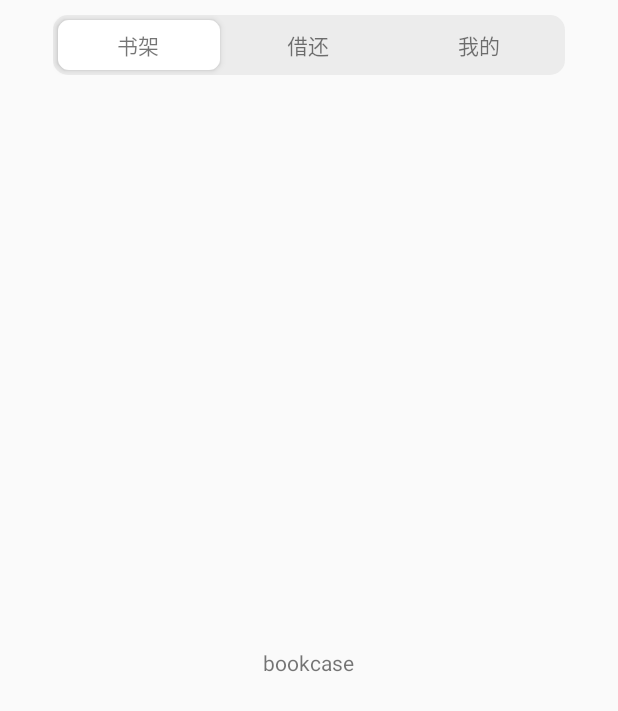
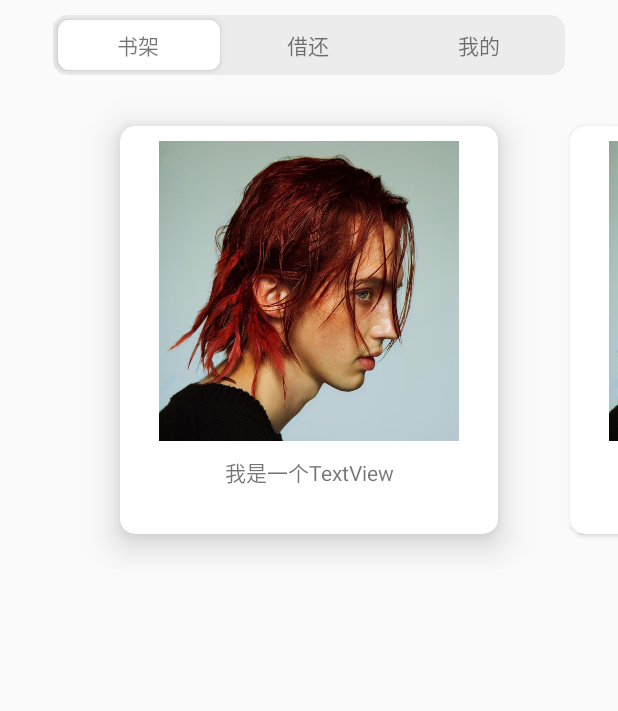
Before and after one commit to LinRuiiXin/Library, an Android app: the screen it shows after launch (MainActivity), on a phone screen of 412 x 824 dp. Shown: the top 711 px of the screen. Run offline under Robolectric (Android 15) with nearby library versions, the phone set to English and light mode, and no system bars; our stand-ins replace ButterKnife; libraries missing offline, so code that uses them is left out: com.getbase.floatingactionbutton; 5 statements that could not run were skipped.

Commit message:
bookcase的布局动画

```diff
--- a/app/build.gradle
+++ b/app/build.gradle
@@ -32,6 +32,7 @@ dependencies {
 
     implementation 'androidx.appcompat:appcompat:1.1.0'
     implementation 'androidx.constraintlayout:constraintlayout:1.1.3'
+    implementation 'androidx.cardview:cardview:1.0.0'
     testImplementation 'junit:junit:4.12'
     androidTestImplementation 'androidx.test.ext:junit:1.1.1'
     androidTestImplementation 'androidx.test.espresso:espresso-core:3.2.0'
--- /dev/null
+++ b/app/src/main/java/com/sz/library/adapter/BookCaseViewAdapter.java
@@ -0,0 +1,49 @@
+package com.sz.library.adapter;
+
+import android.content.Context;
+import android.view.LayoutInflater;
+import android.view.View;
+import android.view.ViewGroup;
+import android.widget.ImageView;
+
+import androidx.annotation.NonNull;
+import androidx.viewpager.widget.PagerAdapter;
+
+import com.sz.library.R;
+
+import java.util.List;
+
+public class BookCaseViewAdapter extends PagerAdapter {
+    private List<Integer> list;
+    private Context context;
+    private LayoutInflater inflater;
+
+    public BookCaseViewAdapter(Context context, List<Integer> list) {
+        this.context = context;
+        this.list = list;
+        inflater = LayoutInflater.from(context);
+    }
+    @Override
+    public int getCount() {
+        return list.size();
+    }
+
+    @Override
+    public boolean isViewFromObject(View view, Object object) {
+        return view == object;
+    }
+
+    @Override
+    public Object instantiateItem(ViewGroup container, int position) {
+        View view = inflater.inflate(R.layout.book_item, container, false);
+        ImageView imageView = view.findViewById(R.id.book_item_im);
+        imageView.setImageResource(list.get(position));
+        container.addView(view);
+        return view;
+    }
+
+    @Override
+    public void destroyItem(ViewGroup container, int position, Object object) {
+        container.removeView((View) object);
+    }
+}
--- a/app/src/main/java/com/sz/library/fragment/BookCaseFragment.java
+++ b/app/src/main/java/com/sz/library/fragment/BookCaseFragment.java
@@ -3,6 +3,7 @@ package com.sz.library.fragment;
 import android.app.Activity;
 import android.content.Context;
 import android.os.Bundle;
+import android.util.TypedValue;
 import android.view.LayoutInflater;
 import android.view.View;
 import android.view.ViewGroup;
@@ -10,12 +11,21 @@ import android.view.ViewGroup;
 import androidx.annotation.NonNull;
 import androidx.annotation.Nullable;
 import androidx.fragment.app.Fragment;
+import androidx.viewpager.widget.ViewPager;
 
 import com.sz.library.R;
+import com.sz.library.adapter.BookCaseViewAdapter;
+import com.sz.library.transformer.AlphaTransformer;
+import com.sz.library.transformer.ScaleTransformer;
+
+import java.util.ArrayList;
+import java.util.Collections;
+import java.util.List;
 
 public class BookCaseFragment extends Fragment {
     private Activity activity;
     private View view;
+
     @Override
     public void onAttach(@NonNull Context context) {
         super.onAttach(context);
@@ -29,6 +39,30 @@ public class BookCaseFragment extends Fragment {
     public View onCreateView(@NonNull LayoutInflater inflater, @Nullable ViewGroup container, @Nullable Bundle savedInstanceState) {
         if(view == null){
             view = inflater.inflate(R.layout.book_case_fragment, container, false);
+            ViewPager viewPager = view.findViewById(R.id.book_case_view);
+//            viewPager.setPageMargin(60);
+//            viewPager.setOffscreenPageLimit(3);
+//            List<Integer> list=new ArrayList<>();
+//            list.add(R.drawable.portrait);
+//            list.add(R.drawable.portrait);
+//            list.add(R.drawable.portrait);
+//            list.add(R.drawable.portrait);
+//            list.add(R.drawable.portrait);
+//            BookCaseViewAdapter adapter = new BookCaseViewAdapter(this.getContext(),list);
+//            viewPager.setAdapter(adapter);
+//            viewPager.setPageTransformer(false,new ScaleTransformer());
+            List<Integer> list = new ArrayList<>();
+            list.add(R.drawable.portrait);
+            list.add(R.drawable.portrait);
+            list.add(R.drawable.portrait);
+            list.add(R.drawable.portrait);
+            list.add(R.drawable.portrait);
+            list.add(R.drawable.portrait);
+            BookCaseViewAdapter adapter = new BookCaseViewAdapter(this.getContext(), list);
+            viewPager.setAdapter(adapter);
+            viewPager.setPageMargin((int) TypedValue.applyDimension(TypedValue.COMPLEX_UNIT_DIP,
+                    48, getResources().getDisplayMetrics()));
+            viewPager.setPageTransformer(false, new ScaleTransformer(this.getContext()));
         }
         return view;
     }
--- /dev/null
+++ b/app/src/main/java/com/sz/library/transformer/AlphaTransformer.java
@@ -0,0 +1,26 @@
+package com.sz.library.transformer;
+
+import android.view.View;
+
+import androidx.annotation.NonNull;
+import androidx.viewpager.widget.ViewPager;
+
+import com.sz.library.fragment.MineFragment;
+
+public class AlphaTransformer implements ViewPager.PageTransformer{
+    private float MINALPHA = 0.5f;
+    @Override
+    public void transformPage(@NonNull View page, float position) {
+        if (position<-1||position>1){
+            page.setAlpha(MINALPHA);
+        }else {
+            //不透明->半透明
+            if (position<0){
+                page.setAlpha(MINALPHA+(1+position)*(1-MINALPHA));
+            }else{
+                //半透明->不透明
+                page.setAlpha(MINALPHA+(1-position)*(1- MINALPHA));
+            }
+        }
+    }
+}
--- /dev/null
+++ b/app/src/main/java/com/sz/library/transformer/ScaleTransformer.java
@@ -0,0 +1,54 @@
+package com.sz.library.transformer;
+
+import android.content.Context;
+import android.util.Log;
+import android.util.TypedValue;
+import android.view.View;
+
+import androidx.annotation.NonNull;
+import androidx.cardview.widget.CardView;
+import androidx.viewpager.widget.ViewPager;
+
+public class ScaleTransformer implements ViewPager.PageTransformer{
+//    private static final float MIN_SCALE = 0.70f;
+//    private static final float MIN_ALPHA = 0.5f;
+    private float elevation;
+    private Context context;
+
+    public ScaleTransformer(Context context) {
+        this.context = context;
+        elevation = TypedValue.applyDimension(TypedValue.COMPLEX_UNIT_DIP,
+                20, context.getResources().getDisplayMetrics());
+    }
+
+    @Override
+    public void transformPage(@NonNull View page, float position) {
+//        if (position < -1||position > 1){
+//            page.setAlpha(MIN_ALPHA);
+//            page.setScaleX(MIN_SCALE);
+//            page.setScaleY(MIN_SCALE);
+//        }else if (position<=1){//[-1,1]
+//            float scaleFactor = Math.max(MIN_SCALE,1-Math.abs(position));
+//            if (position<0){
+//                float scaleX = 1+0.3f*position;
+//                Log.d("google_lenve_fb", "transformPage: scaleX:" + scaleX);
+//                page.setScaleY(scaleX);
+//                page.setScaleX(scaleX);
+//            }else{
+//                float scaleX=1-0.3f*position;
+//                page.setScaleX(scaleX);
+//                page.setScaleY(scaleX);
+//            }
+//            page.setAlpha(MIN_ALPHA+(scaleFactor - MIN_SCALE)/(1-MIN_SCALE)*(1-MIN_ALPHA));
+//        }
+        if (position < -1 || position > 1) {
+
+        } else {
+            if (position < 0) {
+                ((CardView)page).setCardElevation((1 + position) * elevation);
+            } else {
+                ((CardView)page).setCardElevation((1 - position) * elevation);
+            }
+        }
+    }
+}
--- a/app/src/main/res/layout/book_case_fragment.xml
+++ b/app/src/main/res/layout/book_case_fragment.xml
@@ -3,10 +3,16 @@
     android:layout_width="match_parent"
     android:layout_height="match_parent"
     >
-    <TextView
-        android:layout_width="wrap_content"
-        android:layout_height="wrap_content"
-        android:text="bookcase"
-        android:layout_centerInParent="true"
-        />
+    <androidx.viewpager.widget.ViewPager
+        android:id="@+id/book_case_view"
+        android:layout_width="match_parent"
+        android:layout_height="320dp"
+        android:clipToPadding="false"
+        android:paddingBottom="24dp"
+        android:paddingLeft="80dp"
+        android:paddingRight="80dp"
+        android:paddingTop="24dp"
+        >
+
+    </androidx.viewpager.widget.ViewPager>
 </RelativeLayout>
--- /dev/null
+++ b/app/src/main/res/layout/book_item.xml
@@ -0,0 +1,33 @@
+<?xml version="1.0" encoding="utf-8"?>
+<androidx.cardview.widget.CardView
+    xmlns:android="http://schemas.android.com/apk/res/android"
+    android:layout_width="match_parent"
+    android:layout_height="wrap_content"
+    xmlns:app="http://schemas.android.com/apk/res-auto"
+    android:orientation="vertical"
+    app:cardCornerRadius="10dp">
+    <RelativeLayout
+        android:layout_width="match_parent"
+        android:layout_height="300dp">
+        <ImageView
+            android:layout_width="200dp"
+            android:layout_height="200dp"
+            android:layout_marginTop="10dp"
+            android:layout_centerHorizontal="true"
+            android:id="@+id/book_item_im"
+            />
+
+        <TextView
+            android:id="@+id/tv"
+            android:layout_width="match_parent"
+            android:layout_height="wrap_content"
+            android:layout_below="@id/book_item_im"
+            android:layout_centerHorizontal="true"
+            android:gravity="center"
+            android:layout_marginTop="10dp"
+            android:text="我是一个TextView"/>
+
+
+    </RelativeLayout>
+
+</androidx.cardview.widget.CardView>
```
